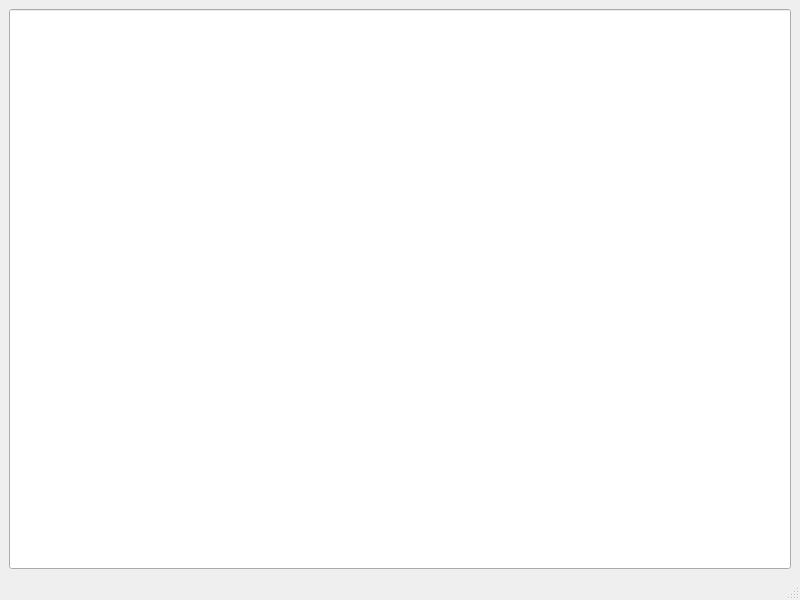
Above: calculator/calculatorwindow.ui from caiofov/Calculator-Qt-Cpp before the change. Below: the same form after it.
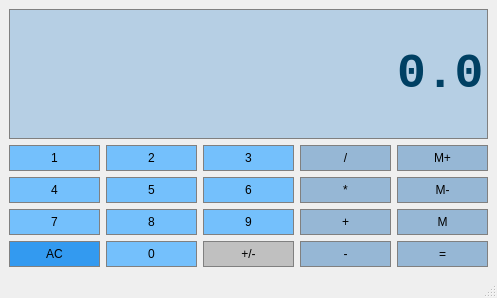
That is the form after the change.

Commit message: feat: add buttons and style

```diff
--- a/calculator/calculatorwindow.ui
+++ b/calculator/calculatorwindow.ui
@@ -6,8 +6,8 @@
    <rect>
     <x>0</x>
     <y>0</y>
-    <width>800</width>
-    <height>600</height>
+    <width>497</width>
+    <height>298</height>
    </rect>
   </property>
   <property name="windowTitle">
@@ -15,14 +15,554 @@
   </property>
   <widget class="QWidget" name="centralwidget">
    <layout class="QGridLayout" name="gridLayout">
-    <item row="0" column="0">
-     <widget class="QLineEdit" name="lineEdit">
+    <item row="1" column="4">
+     <widget class="QPushButton" name="MemAdd">
+      <property name="sizePolicy">
+       <sizepolicy hsizetype="Preferred" vsizetype="Preferred">
+        <horstretch>0</horstretch>
+        <verstretch>0</verstretch>
+       </sizepolicy>
+      </property>
+      <property name="styleSheet">
+       <string notr="true">QPushButton{
+	background-color: #96b7d5;
+	border: 1px solid gray;
+	padding: 5px;
+}
+
+QPushButton:pressed{
+	background-color: #A9A9A9;
+	border: 1px solid gray;
+	padding: 5px;
+}</string>
+      </property>
+      <property name="text">
+       <string>M+</string>
+      </property>
+     </widget>
+    </item>
+    <item row="1" column="3">
+     <widget class="QPushButton" name="Divide">
+      <property name="sizePolicy">
+       <sizepolicy hsizetype="Preferred" vsizetype="Preferred">
+        <horstretch>0</horstretch>
+        <verstretch>0</verstretch>
+       </sizepolicy>
+      </property>
+      <property name="styleSheet">
+       <string notr="true">QPushButton{
+	background-color: #96b7d5;
+	border: 1px solid gray;
+	padding: 5px;
+}
+
+QPushButton:pressed{
+	background-color: #A9A9A9;
+	border: 1px solid gray;
+	padding: 5px;
+}</string>
+      </property>
+      <property name="text">
+       <string>/</string>
+      </property>
+     </widget>
+    </item>
+    <item row="2" column="0">
+     <widget class="QPushButton" name="Button4">
+      <property name="sizePolicy">
+       <sizepolicy hsizetype="Preferred" vsizetype="Preferred">
+        <horstretch>0</horstretch>
+        <verstretch>0</verstretch>
+       </sizepolicy>
+      </property>
+      <property name="styleSheet">
+       <string notr="true">QPushButton{
+	background-color: #74c0fc;
+	border: 1px solid gray;
+	padding: 5px;
+}
+
+QPushButton:pressed{
+	background-color: #A9A9A9;
+	border: 1px solid gray;
+	padding: 5px;
+}</string>
+      </property>
+      <property name="text">
+       <string>4</string>
+      </property>
+     </widget>
+    </item>
+    <item row="2" column="3">
+     <widget class="QPushButton" name="Multiply">
+      <property name="sizePolicy">
+       <sizepolicy hsizetype="Preferred" vsizetype="Preferred">
+        <horstretch>0</horstretch>
+        <verstretch>0</verstretch>
+       </sizepolicy>
+      </property>
+      <property name="styleSheet">
+       <string notr="true">QPushButton{
+	background-color: #96b7d5;
+	border: 1px solid gray;
+	padding: 5px;
+}
+
+QPushButton:pressed{
+	background-color: #A9A9A9;
+	border: 1px solid gray;
+	padding: 5px;
+}</string>
+      </property>
+      <property name="text">
+       <string>*</string>
+      </property>
+     </widget>
+    </item>
+    <item row="3" column="0">
+     <widget class="QPushButton" name="Button7">
+      <property name="sizePolicy">
+       <sizepolicy hsizetype="Preferred" vsizetype="Preferred">
+        <horstretch>0</horstretch>
+        <verstretch>0</verstretch>
+       </sizepolicy>
+      </property>
+      <property name="styleSheet">
+       <string notr="true">QPushButton{
+	background-color: #74c0fc;
+	border: 1px solid gray;
+	padding: 5px;
+}
+
+QPushButton:pressed{
+	background-color: #A9A9A9;
+	border: 1px solid gray;
+	padding: 5px;
+}</string>
+      </property>
+      <property name="text">
+       <string>7</string>
+      </property>
+     </widget>
+    </item>
+    <item row="1" column="0">
+     <widget class="QPushButton" name="Button1">
+      <property name="sizePolicy">
+       <sizepolicy hsizetype="Preferred" vsizetype="Preferred">
+        <horstretch>0</horstretch>
+        <verstretch>0</verstretch>
+       </sizepolicy>
+      </property>
+      <property name="styleSheet">
+       <string notr="true">QPushButton{
+	background-color: #74c0fc;
+	border: 1px solid gray;
+	padding: 5px;
+}
+
+QPushButton:pressed{
+	background-color: #A9A9A9;
+	border: 1px solid gray;
+	padding: 5px;
+}</string>
+      </property>
+      <property name="text">
+       <string>1</string>
+      </property>
+     </widget>
+    </item>
+    <item row="2" column="1">
+     <widget class="QPushButton" name="Button5">
+      <property name="sizePolicy">
+       <sizepolicy hsizetype="Preferred" vsizetype="Preferred">
+        <horstretch>0</horstretch>
+        <verstretch>0</verstretch>
+       </sizepolicy>
+      </property>
+      <property name="styleSheet">
+       <string notr="true">QPushButton{
+	background-color: #74c0fc;
+	border: 1px solid gray;
+	padding: 5px;
+}
+
+QPushButton:pressed{
+	background-color: #A9A9A9;
+	border: 1px solid gray;
+	padding: 5px;
+}</string>
+      </property>
+      <property name="text">
+       <string>5</string>
+      </property>
+     </widget>
+    </item>
+    <item row="2" column="4">
+     <widget class="QPushButton" name="MemClear">
+      <property name="sizePolicy">
+       <sizepolicy hsizetype="Preferred" vsizetype="Preferred">
+        <horstretch>0</horstretch>
+        <verstretch>0</verstretch>
+       </sizepolicy>
+      </property>
+      <property name="styleSheet">
+       <string notr="true">QPushButton{
+	background-color: #96b7d5;
+	border: 1px solid gray;
+	padding: 5px;
+}
+
+QPushButton:pressed{
+	background-color: #A9A9A9;
+	border: 1px solid gray;
+	padding: 5px;
+}</string>
+      </property>
+      <property name="text">
+       <string>M-</string>
+      </property>
+     </widget>
+    </item>
+    <item row="2" column="2">
+     <widget class="QPushButton" name="Button6">
+      <property name="sizePolicy">
+       <sizepolicy hsizetype="Preferred" vsizetype="Preferred">
+        <horstretch>0</horstretch>
+        <verstretch>0</verstretch>
+       </sizepolicy>
+      </property>
+      <property name="styleSheet">
+       <string notr="true">QPushButton{
+	background-color: #74c0fc;
+	border: 1px solid gray;
+	padding: 5px;
+}
+
+QPushButton:pressed{
+	background-color: #A9A9A9;
+	border: 1px solid gray;
+	padding: 5px;
+}</string>
+      </property>
+      <property name="text">
+       <string>6</string>
+      </property>
+     </widget>
+    </item>
+    <item row="1" column="2">
+     <widget class="QPushButton" name="Button3">
+      <property name="sizePolicy">
+       <sizepolicy hsizetype="Preferred" vsizetype="Preferred">
+        <horstretch>0</horstretch>
+        <verstretch>0</verstretch>
+       </sizepolicy>
+      </property>
+      <property name="styleSheet">
+       <string notr="true">QPushButton{
+	background-color: #74c0fc;
+	border: 1px solid gray;
+	padding: 5px;
+}
+
+QPushButton:pressed{
+	background-color: #A9A9A9;
+	border: 1px solid gray;
+	padding: 5px;
+}</string>
+      </property>
+      <property name="text">
+       <string>3</string>
+      </property>
+     </widget>
+    </item>
+    <item row="1" column="1">
+     <widget class="QPushButton" name="Button2">
+      <property name="sizePolicy">
+       <sizepolicy hsizetype="Preferred" vsizetype="Preferred">
+        <horstretch>0</horstretch>
+        <verstretch>0</verstretch>
+       </sizepolicy>
+      </property>
+      <property name="styleSheet">
+       <string notr="true">QPushButton{
+	background-color: #74c0fc;
+	border: 1px solid gray;
+	padding: 5px;
+}
+
+QPushButton:pressed{
+	background-color: #A9A9A9;
+	border: 1px solid gray;
+	padding: 5px;
+}</string>
+      </property>
+      <property name="text">
+       <string>2</string>
+      </property>
+     </widget>
+    </item>
+    <item row="4" column="0">
+     <widget class="QPushButton" name="Clear">
+      <property name="sizePolicy">
+       <sizepolicy hsizetype="Preferred" vsizetype="Preferred">
+        <horstretch>0</horstretch>
+        <verstretch>0</verstretch>
+       </sizepolicy>
+      </property>
+      <property name="styleSheet">
+       <string notr="true">QPushButton{
+	background-color: #339af0;
+	border: 1px solid gray;
+	padding: 5px;
+}
+
+QPushButton:pressed{
+	background-color: #228be6;
+	border: 1px solid gray;
+	padding: 5px;
+}</string>
+      </property>
+      <property name="text">
+       <string>AC</string>
+      </property>
+     </widget>
+    </item>
+    <item row="3" column="1">
+     <widget class="QPushButton" name="Button8">
+      <property name="sizePolicy">
+       <sizepolicy hsizetype="Preferred" vsizetype="Preferred">
+        <horstretch>0</horstretch>
+        <verstretch>0</verstretch>
+       </sizepolicy>
+      </property>
+      <property name="styleSheet">
+       <string notr="true">QPushButton{
+	background-color: #74c0fc;
+	border: 1px solid gray;
+	padding: 5px;
+}
+
+QPushButton:pressed{
+	background-color: #A9A9A9;
+	border: 1px solid gray;
+	padding: 5px;
+}</string>
+      </property>
+      <property name="text">
+       <string>8</string>
+      </property>
+     </widget>
+    </item>
+    <item row="4" column="1">
+     <widget class="QPushButton" name="Button0">
+      <property name="sizePolicy">
+       <sizepolicy hsizetype="Preferred" vsizetype="Preferred">
+        <horstretch>0</horstretch>
+        <verstretch>0</verstretch>
+       </sizepolicy>
+      </property>
+      <property name="styleSheet">
+       <string notr="true">QPushButton{
+	background-color: #74c0fc;
+	border: 1px solid gray;
+	padding: 5px;
+}
+
+QPushButton:pressed{
+	background-color: #A9A9A9;
+	border: 1px solid gray;
+	padding: 5px;
+}</string>
+      </property>
+      <property name="text">
+       <string>0</string>
+      </property>
+     </widget>
+    </item>
+    <item row="3" column="2">
+     <widget class="QPushButton" name="Button9">
+      <property name="sizePolicy">
+       <sizepolicy hsizetype="Preferred" vsizetype="Preferred">
+        <horstretch>0</horstretch>
+        <verstretch>0</verstretch>
+       </sizepolicy>
+      </property>
+      <property name="styleSheet">
+       <string notr="true">QPushButton{
+	background-color: #74c0fc;
+	border: 1px solid gray;
+	padding: 5px;
+}
+
+QPushButton:pressed{
+	background-color: #A9A9A9;
+	border: 1px solid gray;
+	padding: 5px;
+}</string>
+      </property>
+      <property name="text">
+       <string>9</string>
+      </property>
+     </widget>
+    </item>
+    <item row="4" column="2">
+     <widget class="QPushButton" name="ChangeSign">
+      <property name="sizePolicy">
+       <sizepolicy hsizetype="Preferred" vsizetype="Preferred">
+        <horstretch>0</horstretch>
+        <verstretch>0</verstretch>
+       </sizepolicy>
+      </property>
+      <property name="styleSheet">
+       <string notr="true">QPushButton{
+	background-color: #C0C0C0;
+	border: 1px solid gray;
+	padding: 5px;
+}
+
+QPushButton:pressed{
+	background-color: #A9A9A9;
+	border: 1px solid gray;
+	padding: 5px;
+}</string>
+      </property>
+      <property name="text">
+       <string>+/-</string>
+      </property>
+     </widget>
+    </item>
+    <item row="3" column="3">
+     <widget class="QPushButton" name="Add">
+      <property name="sizePolicy">
+       <sizepolicy hsizetype="Preferred" vsizetype="Preferred">
+        <horstretch>0</horstretch>
+        <verstretch>0</verstretch>
+       </sizepolicy>
+      </property>
+      <property name="styleSheet">
+       <string notr="true">QPushButton{
+	background-color: #96b7d5;
+	border: 1px solid gray;
+	padding: 5px;
+}
+
+QPushButton:pressed{
+	background-color: #A9A9A9;
+	border: 1px solid gray;
+	padding: 5px;
+}</string>
+      </property>
+      <property name="text">
+       <string>+</string>
+      </property>
+     </widget>
+    </item>
+    <item row="4" column="3">
+     <widget class="QPushButton" name="Subtract">
+      <property name="sizePolicy">
+       <sizepolicy hsizetype="Preferred" vsizetype="Preferred">
+        <horstretch>0</horstretch>
+        <verstretch>0</verstretch>
+       </sizepolicy>
+      </property>
+      <property name="styleSheet">
+       <string notr="true">QPushButton{
+	background-color: #96b7d5;
+	border: 1px solid gray;
+	padding: 5px;
+}
+
+QPushButton:pressed{
+	background-color: #A9A9A9;
+	border: 1px solid gray;
+	padding: 5px;
+}</string>
+      </property>
+      <property name="text">
+       <string>-</string>
+      </property>
+     </widget>
+    </item>
+    <item row="3" column="4">
+     <widget class="QPushButton" name="MemGet">
+      <property name="sizePolicy">
+       <sizepolicy hsizetype="Preferred" vsizetype="Preferred">
+        <horstretch>0</horstretch>
+        <verstretch>0</verstretch>
+       </sizepolicy>
+      </property>
+      <property name="styleSheet">
+       <string notr="true">QPushButton{
+	background-color: #96b7d5;
+	border: 1px solid gray;
+	padding: 5px;
+}
+
+QPushButton:pressed{
+	background-color: #A9A9A9;
+	border: 1px solid gray;
+	padding: 5px;
+}</string>
+      </property>
+      <property name="text">
+       <string>M</string>
+      </property>
+     </widget>
+    </item>
+    <item row="4" column="4">
+     <widget class="QPushButton" name="Equals">
+      <property name="sizePolicy">
+       <sizepolicy hsizetype="Preferred" vsizetype="Preferred">
+        <horstretch>0</horstretch>
+        <verstretch>0</verstretch>
+       </sizepolicy>
+      </property>
+      <property name="styleSheet">
+       <string notr="true">QPushButton{
+	background-color: #96b7d5;
+	border: 1px solid gray;
+	padding: 5px;
+}
+
+QPushButton:pressed{
+	background-color: #A9A9A9;
+	border: 1px solid gray;
+	padding: 5px;
+}</string>
+      </property>
+      <property name="text">
+       <string>=</string>
+      </property>
+     </widget>
+    </item>
+    <item row="0" column="0" colspan="5">
+     <widget class="QLineEdit" name="Display">
       <property name="sizePolicy">
        <sizepolicy hsizetype="Preferred" vsizetype="Expanding">
         <horstretch>0</horstretch>
         <verstretch>0</verstretch>
        </sizepolicy>
       </property>
+      <property name="font">
+       <font>
+        <family>Courier New</family>
+        <pointsize>36</pointsize>
+        <bold>true</bold>
+       </font>
+      </property>
+      <property name="styleSheet">
+       <string notr="true">QLineEdit {
+	background-color: #b6cfe4;
+	border: 1px solid gray;
+	color: #004063;
+}</string>
+      </property>
+      <property name="text">
+       <string>0.0</string>
+      </property>
+      <property name="alignment">
+       <set>Qt::AlignmentFlag::AlignRight|Qt::AlignmentFlag::AlignTrailing|Qt::AlignmentFlag::AlignVCenter</set>
+      </property>
      </widget>
     </item>
    </layout>
```
Left out of the diff: 2 changed lines with no effect on the pictures.
